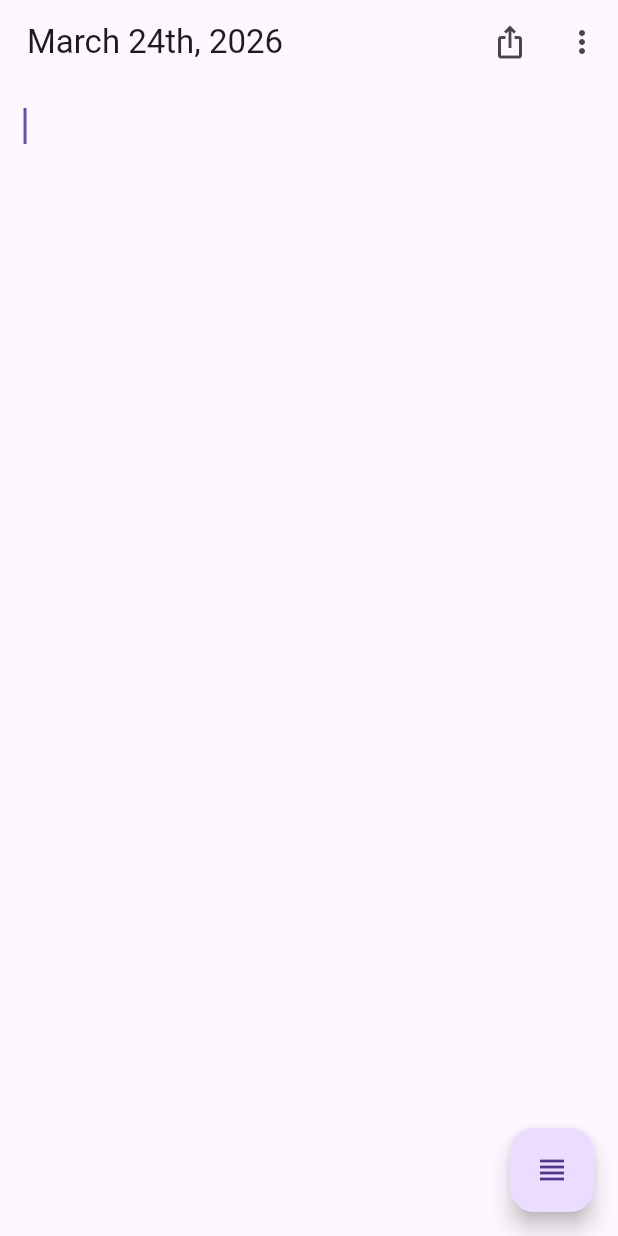
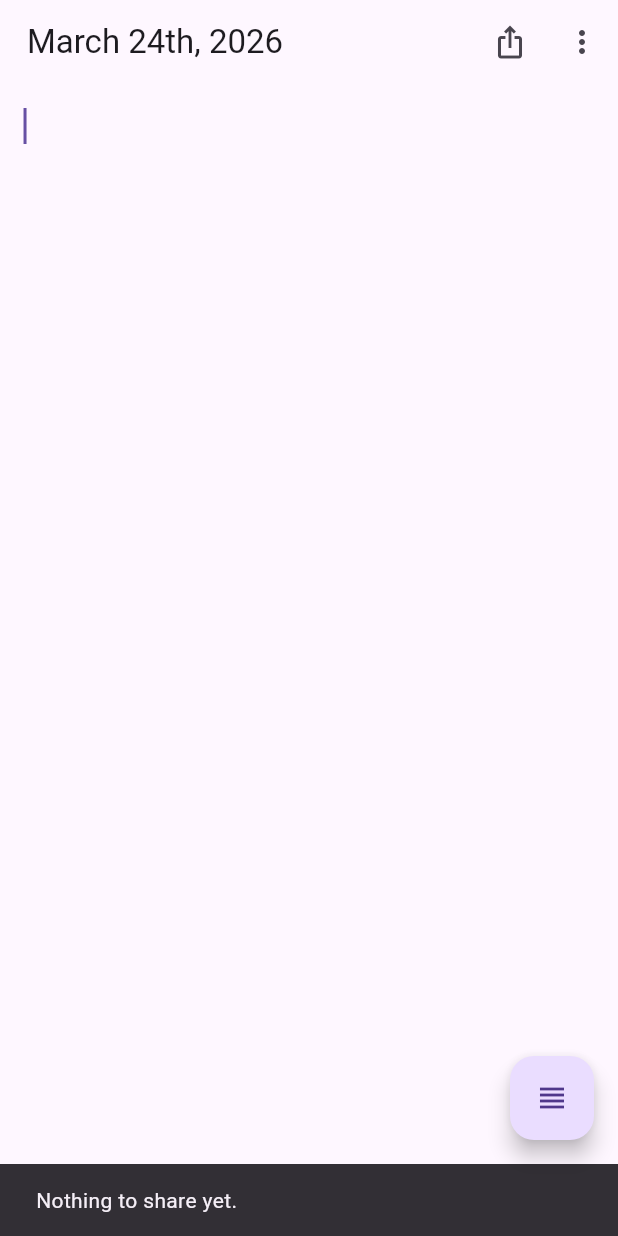
Before and after one commit to adrieberg/ezdatepad, a Flutter app: the EditorScreen screen opened by its route, after a tap on the "ios share" icon, on a phone screen of 412 x 824 dp. Run offline on Flutter 3.47's test engine with Material 3 defaults, Android fonts, the phone set to English and light mode, and no system bars; our stand-ins replace flutter_markdown, share_plus, shared_preferences; accounts and stored records are empty.

Commit message:
fixed share button

```diff
--- a/lib/screens/editor_screen.dart
+++ b/lib/screens/editor_screen.dart
@@ -81,13 +81,33 @@ class _EditorScreenState extends State<EditorScreen> {
           // If current item is 'today' disable the menu option. If it is any
           // other day leave the menu option active
           actions: <Widget>[
-            IconButton(
-              icon: const Icon(Icons.ios_share),
-              onPressed: () {
-                Share.share(widget.entry.value.trim(),
-                    subject: labelKey(widget.entry.dtKey));
-              },
-            ),
+            Builder(builder: (shareContext) {
+              return IconButton(
+                icon: const Icon(Icons.ios_share),
+                onPressed: () async {
+                  final shareText = myController.text.trim();
+                  if (shareText.isEmpty) {
+                    ScaffoldMessenger.of(context).showSnackBar(
+                      const SnackBar(
+                        content: Text('Nothing to share yet.'),
+                      ),
+                    );
+                    return;
+                  }
+
+                  final box = shareContext.findRenderObject() as RenderBox?;
+                  final origin = box == null
+                      ? null
+                      : box.localToGlobal(Offset.zero) & box.size;
+
+                  await Share.share(
+                    shareText,
+                    subject: labelKey(widget.entry.dtKey),
+                    sharePositionOrigin: origin,
+                  );
+                },
+              );
+            }),
             mainMenuRight(context),
           ]),
       floatingActionButton: FloatingActionButton(
```
Also changed, not shown: 3 other files.
